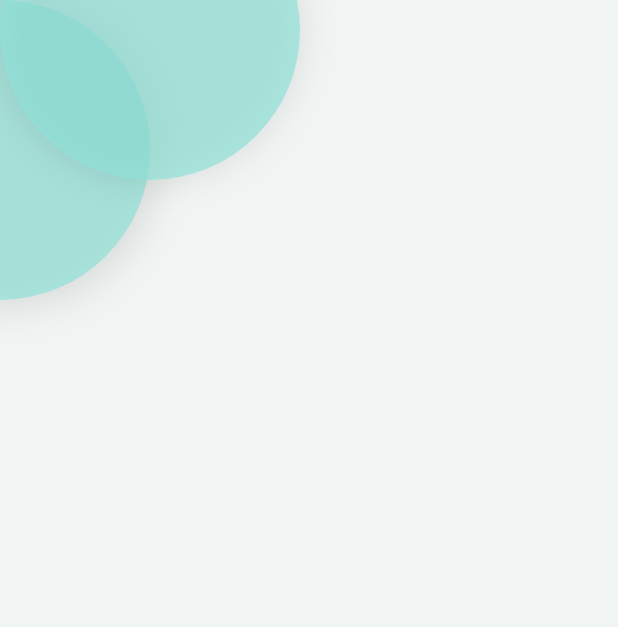
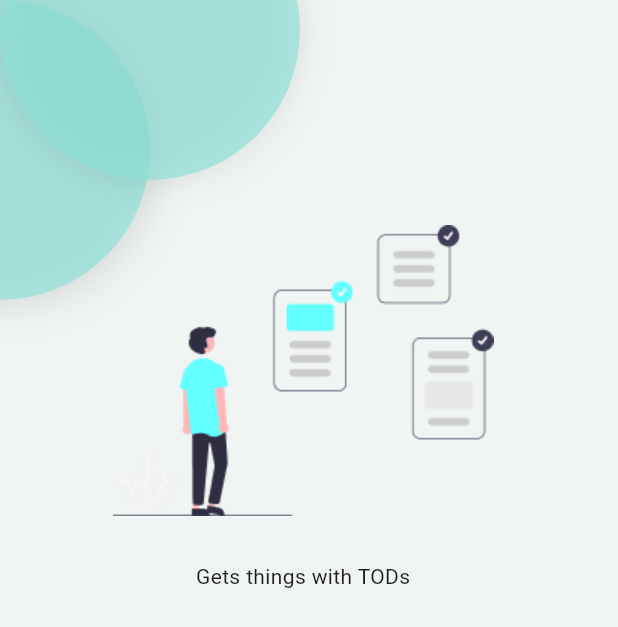
Before and after one commit to EverlastingBigFlo/todo, a Flutter app: the screen it shows after launch, on a phone screen of 412 x 824 dp. Shown: the top 627 px of the screen. Run offline on Flutter 3.47's test engine with Material 2 defaults, Android fonts, the phone set to English and light mode, and no system bars.

Commit message:
added a gif image and positioned it

```diff
--- a/lib/home_page.dart
+++ b/lib/home_page.dart
@@ -15,7 +15,7 @@ class _HomePageState extends State<HomePage> {
     Color myColor = Color(0xFF8FE1D7);
 
     return Scaffold(
-      backgroundColor: const Color(0xFFF0F4F3), // Set the background color here
+      backgroundColor: const Color(0xFFF0F4F3),
       body: Stack(
         children: <Widget>[
           Positioned(
@@ -53,6 +53,28 @@ class _HomePageState extends State<HomePage> {
               ),
             ),
           ),
+          Positioned(
+            bottom: 430,
+            left: 75,
+            child: Center(
+              child: Column(
+                mainAxisAlignment: MainAxisAlignment.center,
+                children: [
+                  Stack(
+                    children: [
+                      Image.asset(
+                        'lib/assets/undraw_done_checking_re_6vyx 1.png',
+                        height: 194,
+                        width: 254,
+                      ),
+                    ],
+                  ),
+                  SizedBox(height: 30),
+                  Text('Gets things with TODs'),
+                ],
+              ),
+            ),
+          ),
         ],
       ),
     );
--- a/pubspec.yaml
+++ b/pubspec.yaml
@@ -59,10 +59,8 @@ flutter:
   uses-material-design: true
 
   # To add assets to your application, add an assets section, like this:
-  # assets:
-  #   - images/a_dot_burr.jpeg
-  #   - images/a_dot_ham.jpeg
-
+  assets:
+    - lib/assets/
   # An image asset can refer to one or more resolution-specific "variants", see
   # https://flutter.dev/assets-and-images/#resolution-aware
 
```
Also changed, not shown: lib/assets/undraw_done_checking_re_6vyx 1.png (added).
